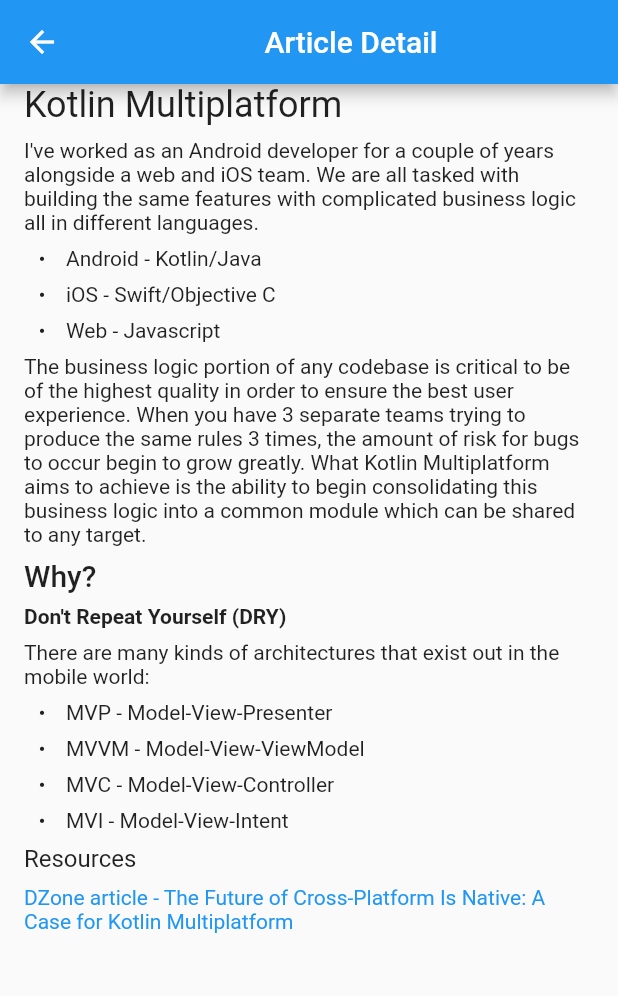
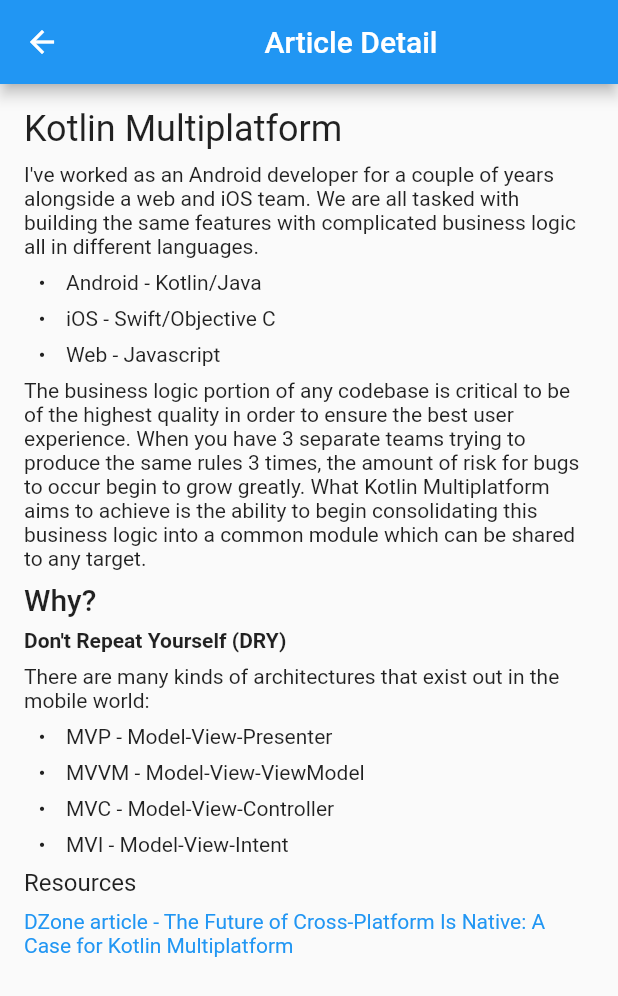
Before and after one commit to plusmobileapps/blog_flutter, a Flutter app: the screen it shows after launch, after a tap on "How to make an Android application widge", on a phone screen of 412 x 824 dp. Shown: the top 996 px of the screen. Run offline on Flutter 3.47's test engine with Material 2 defaults, Android fonts, the phone set to English and light mode, and no system bars; drawn by our look-alikes of flutter_markdown; our stand-ins replace firebase_auth, flare_flutter, get_it, google_sign_in; accounts and stored records are empty.

Commit message:
add padding to top and bottom of article detail page

```diff
--- a/lib/screens/article_detail.dart
+++ b/lib/screens/article_detail.dart
@@ -68,9 +68,15 @@
             padding: const EdgeInsets.fromLTRB(16.0, 0, 16.0, 0),
             child: Container(
               constraints: BoxConstraints(maxWidth: 800),
-              child: MarkdownBody(
-                data: _article.body,
-                onTapLink: _launchURL,
+              child: Column(
+                children: <Widget>[
+                  SizedBox(height: 16.0,),
+                  MarkdownBody(
+                    data: _article.body,
+                    onTapLink: _launchURL,
+                  ),
+                  SizedBox(height: 16.0,)
+                ],
               ),
             ),
           ),
```
